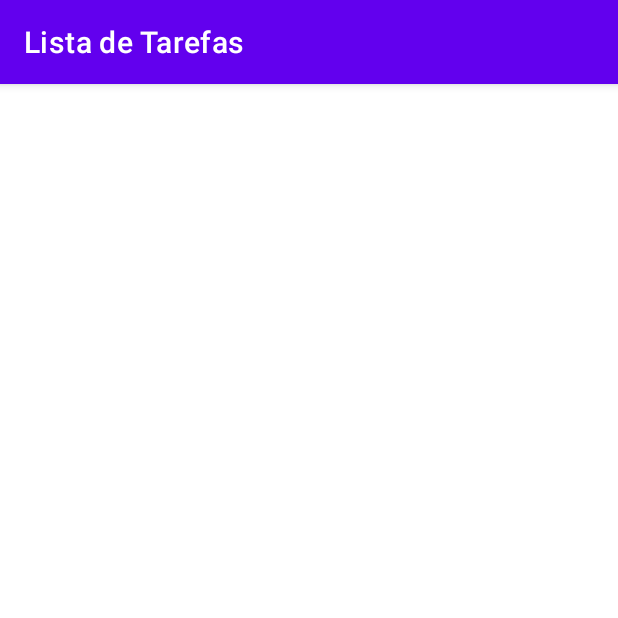
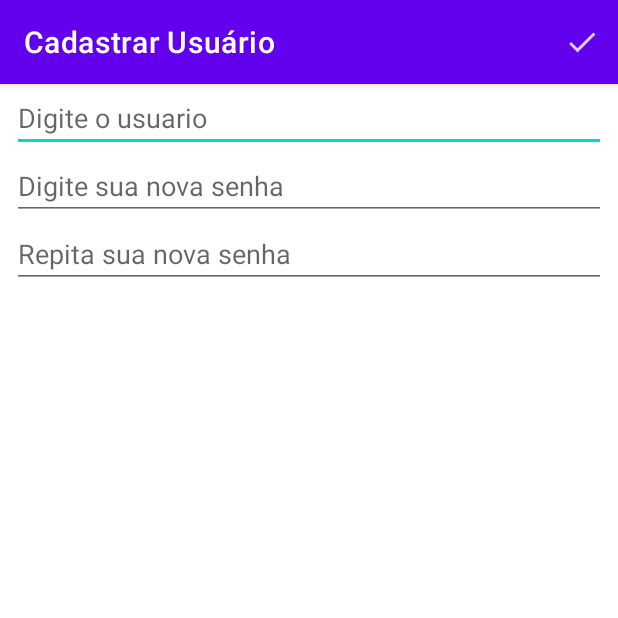
Before and after one commit to angelomesquita/aplicacoesmoveis-lista-tarefa, an Android app: the FormularioUsuarioActivity screen opened directly, with no data from a screen before it, on a phone screen of 412 x 824 dp, the top half of it. Run offline under Robolectric (Android 15) with nearby library versions, the phone set to English and light mode, and no system bars; our stand-ins replace Room's generated code.

Commit message:
regra de criacao de usuario

```diff
--- a/app/src/main/java/br/edu/unis/listadetarefas/activity/FormularioUsuarioActivity.java
+++ b/app/src/main/java/br/edu/unis/listadetarefas/activity/FormularioUsuarioActivity.java
@@ -1,16 +1,83 @@
 package br.edu.unis.listadetarefas.activity;
 
+import androidx.annotation.NonNull;
 import androidx.appcompat.app.AppCompatActivity;
 
 import android.os.Bundle;
+import android.view.Menu;
+import android.view.MenuItem;
+import android.widget.EditText;
+import android.widget.Toast;
 
 import br.edu.unis.listadetarefas.R;
+import br.edu.unis.listadetarefas.room.TarefaDatabase;
+import br.edu.unis.listadetarefas.room.dao.RoomUsuarioDAO;
 
 public class FormularioUsuarioActivity extends AppCompatActivity {
+
+    EditText editUsuario, editSenha, editRepitaSenha;
+    RoomUsuarioDAO dao;
 
     @Override
     protected void onCreate(Bundle savedInstanceState) {
         super.onCreate(savedInstanceState);
         setContentView(R.layout.activity_formulario_usuario);
+        setTitle("Cadastrar Usuário");
+        carregarWidgets();
+        instanciarRoom();
+    }
+
+    private void carregarWidgets() {
+        editUsuario = findViewById(R.id.edit_add_usuario_usuario);
+        editSenha = findViewById(R.id.edit_add_usuario_senha);
+        editRepitaSenha = findViewById(R.id.edit_add_usuario_repita_senha);
+    }
+
+    private void instanciarRoom() {
+        this.dao = TarefaDatabase.getUsuarioDAOInstance(this);
+    }
+
+    @Override
+    public boolean onCreateOptionsMenu(Menu menu) {
+        getMenuInflater().inflate(R.menu.formulario_usuario_menu, menu);
+        return super.onCreateOptionsMenu(menu);
+    }
+
+    @Override
+    public boolean onOptionsItemSelected(@NonNull MenuItem item) {
+
+        switch (item.getItemId()) {
+            case R.id.formulario_usuario_menu_salvar:
+                validarCamposPreenchidos();
+                break;
+        }
+
+        return super.onOptionsItemSelected(item);
+    }
+
+    private void validarCamposPreenchidos() {
+        if (camposPreenchidos() && senhasSaoIguais()) {
+            Toast.makeText(
+                    FormularioUsuarioActivity.this,
+                    "Legal, vamos salvar o usuário entao",
+                    Toast.LENGTH_SHORT).show();
+        } else {
+            Toast.makeText(
+            FormularioUsuarioActivity.this,
+            "Os campos precisam estar preenchidos e as senhas serem iguais",
+            Toast.LENGTH_SHORT).show();
+        }
+    }
+
+    private boolean camposPreenchidos() {
+        return !editUsuario.getText().toString().isEmpty()
+                && !editSenha.getText().toString().isEmpty()
+                && !editRepitaSenha.getText().toString().isEmpty();
+    }
+
+    private boolean senhasSaoIguais() {
+        return editSenha.getText().toString().equals(
+            editRepitaSenha.getText().toString()
+        );
     }
 }
--- /dev/null
+++ b/app/src/main/res/drawable-anydpi/ic_salvar_usuario.xml
@@ -0,0 +1,11 @@
+<vector xmlns:android="http://schemas.android.com/apk/res/android"
+    android:width="24dp"
+    android:height="24dp"
+    android:viewportWidth="24"
+    android:viewportHeight="24"
+    android:tint="#FFFFFF"
+    android:alpha="0.8">
+  <path
+      android:fillColor="@android:color/white"
+      android:pathData="M9,16.17L4.83,12l-1.42,1.41L9,19 21,7l-1.41,-1.41z"/>
+</vector>
--- a/app/src/main/res/layout/activity_formulario_usuario.xml
+++ b/app/src/main/res/layout/activity_formulario_usuario.xml
@@ -1,9 +1,43 @@
 <?xml version="1.0" encoding="utf-8"?>
-<androidx.constraintlayout.widget.ConstraintLayout xmlns:android="http://schemas.android.com/apk/res/android"
+<LinearLayout xmlns:android="http://schemas.android.com/apk/res/android"
     xmlns:app="http://schemas.android.com/apk/res-auto"
     xmlns:tools="http://schemas.android.com/tools"
     android:layout_width="match_parent"
     android:layout_height="match_parent"
+    android:orientation="vertical"
     tools:context=".activity.FormularioUsuarioActivity">
 
-</androidx.constraintlayout.widget.ConstraintLayout>
+    <EditText
+        android:id="@+id/edit_add_usuario_usuario"
+        android:layout_width="match_parent"
+        android:layout_height="wrap_content"
+        android:layout_marginLeft="8dp"
+        android:layout_marginRight="8dp"
+        android:ems="10"
+        android:inputType="textCapWords"
+        android:hint="Digite o usuario"
+        android:autofillHints="" />
+
+    <EditText
+        android:id="@+id/edit_add_usuario_senha"
+        android:layout_width="match_parent"
+        android:layout_height="wrap_content"
+        android:layout_marginLeft="8dp"
+        android:layout_marginRight="8dp"
+        android:ems="10"
+        android:hint="Digite sua nova senha"
+        android:autofillHints=""
+        android:inputType="textPassword" />
+
+    <EditText
+        android:id="@+id/edit_add_usuario_repita_senha"
+        android:layout_width="match_parent"
+        android:layout_height="wrap_content"
+        android:layout_marginLeft="8dp"
+        android:layout_marginRight="8dp"
+        android:ems="10"
+        android:hint="Repita sua nova senha"
+        android:autofillHints=""
+        android:inputType="textPassword" />
+
+</LinearLayout>
--- /dev/null
+++ b/app/src/main/res/menu/formulario_usuario_menu.xml
@@ -0,0 +1,10 @@
+<?xml version="1.0" encoding="utf-8"?>
+<menu xmlns:android="http://schemas.android.com/apk/res/android"
+    xmlns:app="http://schemas.android.com/apk/res-auto">
+
+    <item android:title="Salvar"
+        android:id="@+id/formulario_usuario_menu_salvar"
+        android:icon="@drawable/ic_salvar_usuario"
+        app:showAsAction="always"/>
+
+</menu>
```
Also changed, not shown: app/src/main/res/drawable-hdpi/ic_salvar_usuario.png (added), app/src/main/res/drawable-mdpi/ic_salvar_usuario.png (added), app/src/main/res/drawable-xhdpi/ic_salvar_usuario.png (added), app/src/main/res/drawable-xxhdpi/ic_salvar_usuario.png (added).
